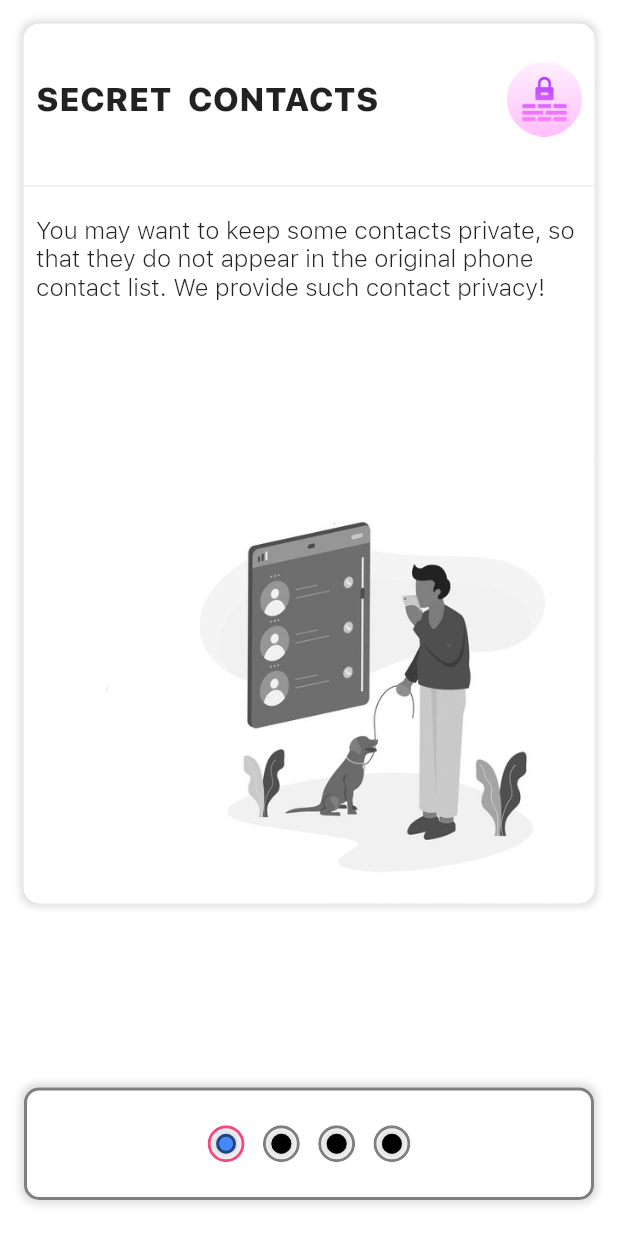
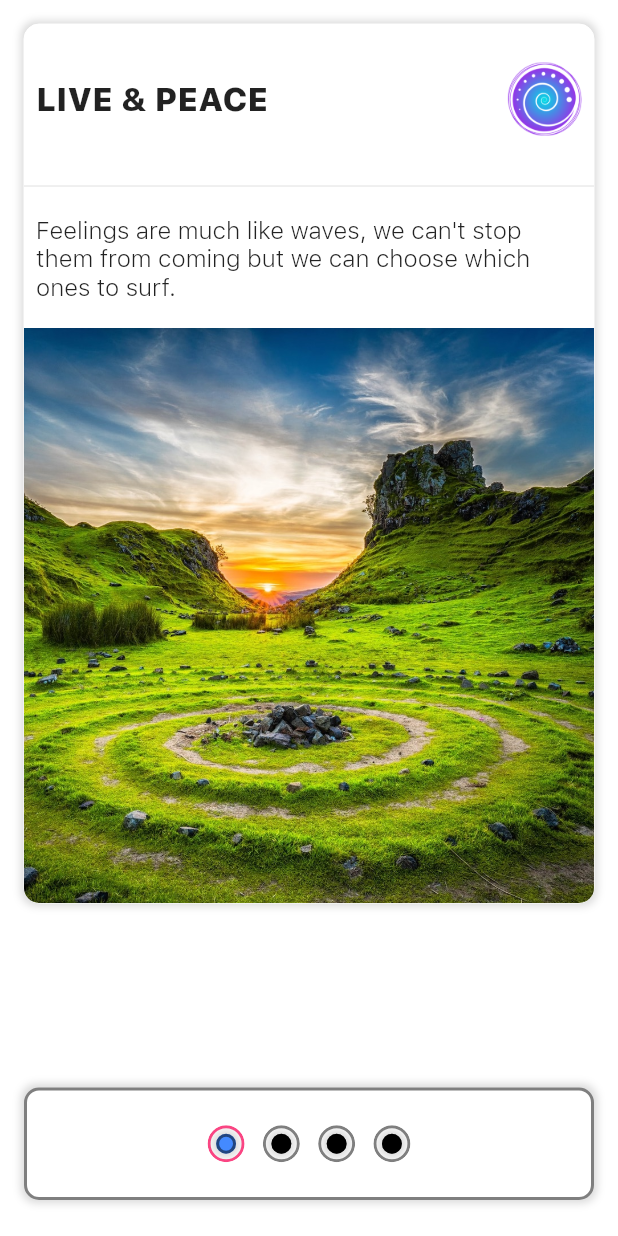
Before and after one commit to mostafizurrahman/reborn, a Flutter app: the screen it shows after launch, on a phone screen of 412 x 824 dp. Run offline on Flutter 3.47's test engine with Material 2 defaults, Android fonts, the light colour scheme and no system bars; our stand-ins replace equatable, flutter_bloc, font_awesome_flutter, permission_handler, rxdart, shared_preferences and 1 more; accounts and stored records are empty.

Commit message:
Update the startup data

```diff
--- a/reborn/lib/feature/data_model/static_data.dart
+++ b/reborn/lib/feature/data_model/static_data.dart
@@ -22,74 +22,63 @@ class PageData {
 }
 
 class StaticData {
-
-  static List<SecretTapType> get parentTypes => [SecretTapType.tapParent, SecretTapType.tapParentPrivate];
+  static List<SecretTapType> get parentTypes =>
+      [SecretTapType.tapParent, SecretTapType.tapParentPrivate];
   static List<SecretTapType> get secretTypes => [SecretTapType.tapParent, SecretTapType.tapRight];
 
   static String get idFavoriteContacts => "id_favorite_contacts";
   static String get idDeletedContacts => "recent_deleted_contacts";
   static String get idAdditionContacts => "recent_added_contacts";
 
-  static List<TabBarData> getTabBarData(
-          final Function(String) _onTabBarItemTap) =>
-      [
+  static List<TabBarData> getTabBarData(final Function(String) _onTabBarItemTap) => [
         TabBarData(
-            iconData: Icons.star,
-            tabID: "0_t_fav",
-            name: "Favorite",
+            iconData: Icons.star, tabID: "0_t_fav", name: "Favorite", onTap: _onTabBarItemTap)
+          ..isSelected = false,
+        TabBarData(
+            iconData: Icons.timelapse, tabID: "1_t_recent", name: "Sleep", onTap: _onTabBarItemTap)
+          ..isSelected = false,
+        TabBarData(
+            iconData: Icons.stream, tabID: "2_t_contact", name: "Reborn", onTap: _onTabBarItemTap)
+          ..isSelected = true,
+        TabBarData(
+            iconData: Icons.account_circle_outlined,
+            tabID: "3_t_qr",
+            name: "Coaches",
             onTap: _onTabBarItemTap)
           ..isSelected = false,
         TabBarData(
-            iconData: Icons.timelapse,
-            tabID: "1_t_recent",
-            name: "Recent",
-            onTap: _onTabBarItemTap)
-          ..isSelected = false,
-        TabBarData(
-            iconData: Icons.home,
-            tabID: "2_t_contact",
-            name: "Home",
-            onTap: _onTabBarItemTap)
-          ..isSelected = true,
-        TabBarData(
-            iconData: Icons.qr_code,
-            tabID: "3_t_qr",
-            name: "ScanQR",
-            onTap: _onTabBarItemTap)
-          ..isSelected = false,
-        TabBarData(
-            iconData: Icons.share_outlined,
+            iconData: Icons.person_outline,
             tabID: "4_t_add",
-            name: "Transfer",
+            name: "Profile",
             onTap: _onTabBarItemTap)
           ..isSelected = false,
       ];
 
   static List<PageData> getPageData() {
     final _pageData0 = PageData(
-        title: "SECRET  CONTACTS",
-        imagePath: "startup/contacts.jpg",
-        iconPath: "startup/contacts.png",
+        title: "LIVE & PEACE",
+        imagePath: "startup/backup.jpg",
+        iconPath: "reborn_circle.png",
         subTitle:
-            "You may want to keep some contacts private, so that they do not appear in the original phone contact list. We provide such contact privacy!");
+            "Feelings are much like waves, we can't stop them from coming but we can choose which ones to surf.");
     final _pageData1 = PageData(
-        title: "SHARE  CONTACTS",
-        iconPath: "startup/transfer.png",
+        title: "INNER  PEACE",
+        iconPath: "reborn_circle.png",
         imagePath: "startup/transfer.jpg",
         subTitle:
-            "Share contacts among your personal devices. You may send/receive contacts to other person as well.");
+            "If you are depressed you are living in the past if you are anxious you are living in the future, if you are at peace, you are living in the present.");
     final _pageData2 = PageData(
-        iconPath: "startup/backup.png",
-        title: "BACKUP  CONTACTS",
-        imagePath: "startup/backup.jpg",
+        iconPath: "reborn_circle.png",
+        title: "CONFIDENCE",
+        imagePath: "startup/contacts.jpg",
         subTitle:
-            "Backup your contacts so that remain forever, even you changes you mobile phone! Just login and sync the backup from cloud storage!");
+            "Self confidence is a super power. Once you start to believe in yourself, magic starts happening.");
     final _pageData3 = PageData(
-        iconPath: "startup/manager.png",
-        title: "CONTACT  MANAGER",
+        iconPath: "reborn_circle.png",
+        title: "REBORN",
         imagePath: "startup/manager.jpg",
         subTitle:
-            "You are here because of the duplication contacts drive you crazy during an emergency! We are here to sort things easy for you. Recent saved contacts, remove, merge duplicates, favorites, many more options - explore yourself!");
+            "Reborn yourself by living in peace, gaining your inner-self! Nothing remains as it was. If you know this, you can begin again, with pure joy in the uprooting");
     return [_pageData0, _pageData1, _pageData2, _pageData3];
   }
 
@@ -143,5 +132,4 @@ class StaticData {
 
 class ArgsKey {
   static String get secretType => "secret_type";
-
 }
--- a/reborn/lib/feature/home/widgets/reborn_filter_view.dart
+++ b/reborn/lib/feature/home/widgets/reborn_filter_view.dart
@@ -80,11 +80,13 @@ class RebornHomeFilterState extends State<RebornFilterView> {
 
   Widget _onBuildGridFilter(final BuildContext _context, final RebornFilterState filterState) {
     return SizedBox(
-      height: 80,
+      height: 90,
       child: ListView.builder(
         itemBuilder: (final listContext, final _index) {
           return Padding(
             padding: _getPadding(filterList.length, _index),
+            child: Container(
+              decoration: CCAppTheme.shadowNoBorder,
               child: ClipRRect(
                 borderRadius: const BorderRadius.all(Radius.circular(5)),
                 child: Material(
@@ -110,6 +112,7 @@ class RebornHomeFilterState extends State<RebornFilterView> {
                   ),
                 ),
               ),
+            ),
           );
         },
         itemCount: filterList.length,
@@ -121,11 +124,11 @@ class RebornHomeFilterState extends State<RebornFilterView> {
 
   EdgeInsets _getPadding(final int listLen, final int listIndex) {
     if (listIndex == 0) {
-      return const EdgeInsets.only(left: 24, right: 8);
+      return const EdgeInsets.only(left: 24, right: 8, top: 8, bottom: 8);
     }
     if (listIndex == listLen - 1) {
-      return const EdgeInsets.only(right: 24);
+      return const EdgeInsets.only(right: 24, top: 8, bottom: 8);
     }
-    return const EdgeInsets.symmetric(horizontal: 8);
+    return const EdgeInsets.all(8);
   }
 }
--- a/reborn/lib/utility/app_theme_data.dart
+++ b/reborn/lib/utility/app_theme_data.dart
@@ -1,26 +1,28 @@
-
-
 import 'package:flutter/material.dart';
 import 'package:reborn/utility/data_manager.dart';
 import 'package:rxdart/rxdart.dart';
 
 import 'app_enum.dart';
 
-
-
 class CCAppTheme {
   static Color get pinkLightColor => const Color(0xFFEA80FC);
   static Color get periwinkleLightColor => const Color(0xFFADEEE2);
   static Color get pinkDarkColor => const Color(0xFF7827E6);
   static Color get periwinkleDarkColor => const Color(0xFF9A9CEA);
-    static const String pinkDark = "7827E6", pinkMD = "8D39EC", pinkML = "AA4FF6", pinkLight = "EA80FC";
-    static const String periwinkleDark = "9A9CEA", periwinkleMD = "A2B9EE", periwinkleML = "A2DCEE", periwinkleLight = "ADEEE2";
+  static const String pinkDark = "7827E6",
+      pinkMD = "8D39EC",
+      pinkML = "AA4FF6",
+      pinkLight = "EA80FC";
+  static const String periwinkleDark = "9A9CEA",
+      periwinkleMD = "A2B9EE",
+      periwinkleML = "A2DCEE",
+      periwinkleLight = "ADEEE2";
   static BorderRadius get borderRadius => const BorderRadius.all(Radius.circular(10));
   static TextStyle get txt => const TextStyle(fontSize: 12.0, fontFamily: 'sf_light');
   static TextStyle get txt1 => const TextStyle(fontSize: 14.0, fontFamily: 'sf_light');
   static TextStyle get txtReg => const TextStyle(fontSize: 15.0, fontFamily: "sf_reg");
   static TextStyle get txt2 => const TextStyle(fontSize: 16.0, fontFamily: 'sf_light');
-    static TextStyle get txtHL3 => const  TextStyle(fontSize: 17.0, fontFamily: "sf_reg");
+  static TextStyle get txtHL3 => const TextStyle(fontSize: 17.0, fontFamily: "sf_reg");
   static TextStyle get txtHL2 => const TextStyle(fontSize: 19.0, fontFamily: "sf_semi");
   static TextStyle get txtHL1 => const TextStyle(fontSize: 22.0, fontFamily: "sf_heavy");
   static BoxDecoration get shadowDec => BoxDecoration(
@@ -36,6 +38,20 @@ class CCAppTheme {
           ),
         ],
       );
+
+  static BoxDecoration get shadowNoBorder => BoxDecoration(
+    color: Colors.white,
+    borderRadius: const BorderRadius.all(Radius.circular(6)),
+    boxShadow: [
+      BoxShadow(
+        color: Colors.grey.withAlpha(100),
+        spreadRadius: 2,
+        blurRadius: 4,
+        // changes position of shadow
+      ),
+    ],
+  );
+
   static Color get primaryColor => Colors.blueAccent.shade200;
 
   static final _rebornTheme = CCAppTheme._internal();
@@ -55,7 +71,6 @@ class CCAppTheme {
     }
     await dataManager.saveTheme(_themeCode);
   }
-
 }
 
 final rebornTheme = CCAppTheme();
```
Also changed, not shown: reborn/lib/assets/startup/backup.jpg, reborn/lib/assets/startup/contacts.jpg, reborn/lib/assets/startup/manager.jpg, reborn/lib/assets/startup/transfer.jpg. Lines whose indentation alone changed are shown as unchanged.
